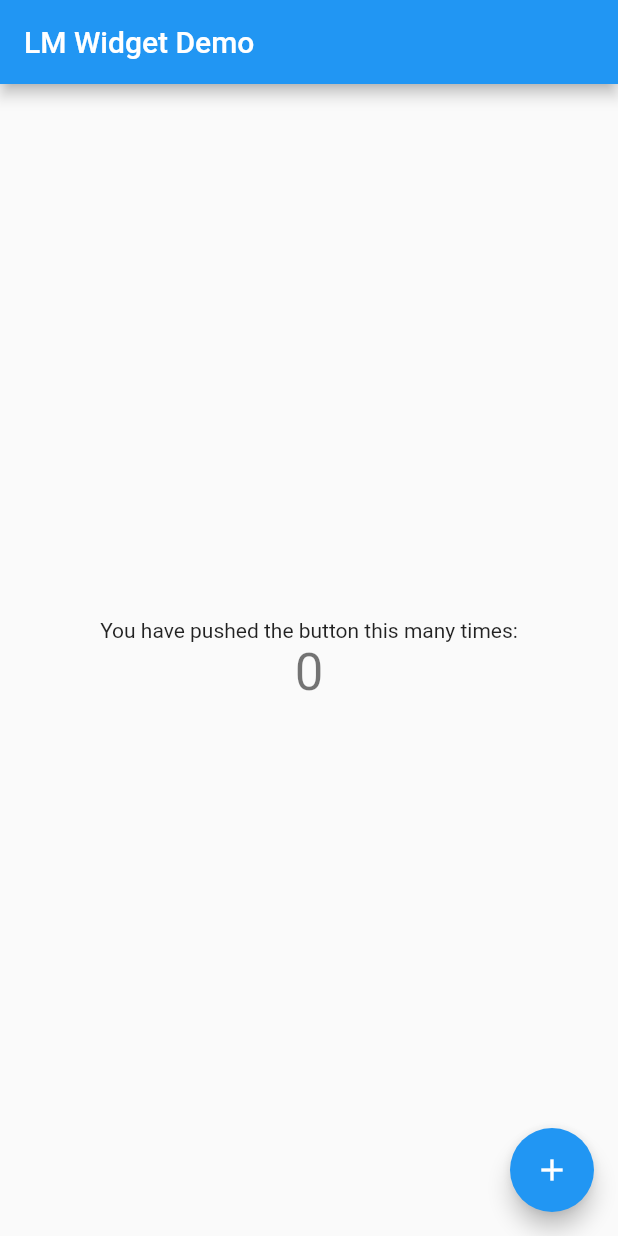
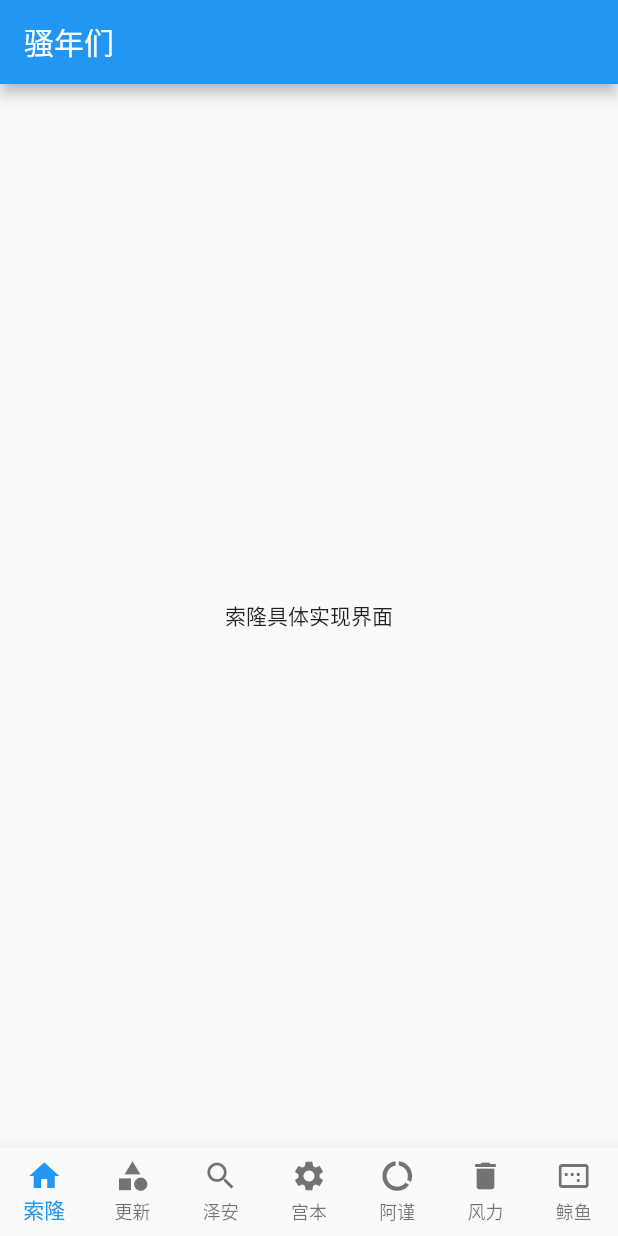
Before and after one commit to xuxiarong/flutter_study, a Flutter app: the screen it shows after launch, on a phone screen of 412 x 824 dp. Run offline on Flutter 3.47's test engine with Material 2 defaults, Android fonts, the phone set to English and light mode, and no system bars.

Commit message:
简单tab框架编写

```diff
--- a/WidgetDemo/flutter_widget_demo/lib/main.dart
+++ b/WidgetDemo/flutter_widget_demo/lib/main.dart
@@ -1,117 +1,20 @@
 import 'package:flutter/material.dart';
+import 'package:flutter_widget_demo/tabs.dart';
 
 void main() {
   runApp(MyApp());
 }
 
 class MyApp extends StatelessWidget {
-  // This widget is the root of your application.
   @override
   Widget build(BuildContext context) {
     return MaterialApp(
       title: 'Flutter Demo',
       theme: ThemeData(
-        // This is the theme of your application.
-        //
-        // Try running your application with "flutter run". You'll see the
-        // application has a blue toolbar. Then, without quitting the app, try
-        // changing the primarySwatch below to Colors.green and then invoke
-        // "hot reload" (press "r" in the console where you ran "flutter run",
-        // or simply save your changes to "hot reload" in a Flutter IDE).
-        // Notice that the counter didn't reset back to zero; the application
-        // is not restarted.
         primarySwatch: Colors.blue,
-        // This makes the visual density adapt to the platform that you run
-        // the app on. For desktop platforms, the controls will be smaller and
-        // closer together (more dense) than on mobile platforms.
         visualDensity: VisualDensity.adaptivePlatformDensity,
       ),
-      home: MyHomePage(title: 'LM Widget Demo'),
+      home: Tabs(),
     );
   }
 }
-
-class MyHomePage extends StatefulWidget {
-  MyHomePage({Key key, this.title}) : super(key: key);
-
-  // This widget is the home page of your application. It is stateful, meaning
-  // that it has a State object (defined below) that contains fields that affect
-  // how it looks.
-
-  // This class is the configuration for the state. It holds the values (in this
-  // case the title) provided by the parent (in this case the App widget) and
-  // used by the build method of the State. Fields in a Widget subclass are
-  // always marked "final".
-
-  final String title;
-
-  @override
-  _MyHomePageState createState() => _MyHomePageState();
-}
-
-class _MyHomePageState extends State<MyHomePage> {
-  int _counter = 0;
-
-  void _incrementCounter() {
-    setState(() {
-      // This call to setState tells the Flutter framework that something has
-      // changed in this State, which causes it to rerun the build method below
-      // so that the display can reflect the updated values. If we changed
-      // _counter without calling setState(), then the build method would not be
-      // called again, and so nothing would appear to happen.
-      _counter++;
-    });
-  }
-
-  @override
-  Widget build(BuildContext context) {
-    // This method is rerun every time setState is called, for instance as done
-    // by the _incrementCounter method above.
-    //
-    // The Flutter framework has been optimized to make rerunning build methods
-    // fast, so that you can just rebuild anything that needs updating rather
-    // than having to individually change instances of widgets.
-    return Scaffold(
-      appBar: AppBar(
-        // Here we take the value from the MyHomePage object that was created by
-        // the App.build method, and use it to set our appbar title.
-        title: Text(widget.title),
-      ),
-      body: Center(
-        // Center is a layout widget. It takes a single child and positions it
-        // in the middle of the parent.
-        child: Column(
-          // Column is also a layout widget. It takes a list of children and
-          // arranges them vertically. By default, it sizes itself to fit its
-          // children horizontally, and tries to be as tall as its parent.
-          //
-          // Invoke "debug painting" (press "p" in the console, choose the
-          // "Toggle Debug Paint" action from the Flutter Inspector in Android
-          // Studio, or the "Toggle Debug Paint" command in Visual Studio Code)
-          // to see the wireframe for each widget.
-          //
-          // Column has various properties to control how it sizes itself and
-          // how it positions its children. Here we use mainAxisAlignment to
-          // center the children vertically; the main axis here is the vertical
-          // axis because Columns are vertical (the cross axis would be
-          // horizontal).
-          mainAxisAlignment: MainAxisAlignment.center,
-          children: <Widget>[
-            Text(
-              'You have pushed the button this many times:',
-            ),
-            Text(
-              '$_counter',
-              style: Theme.of(context).textTheme.headline4,
-            ),
-          ],
-        ),
-      ),
-      floatingActionButton: FloatingActionButton(
-        onPressed: _incrementCounter,
-        tooltip: 'Increment',
-        child: Icon(Icons.add),
-      ), // This trailing comma makes auto-formatting nicer for build methods.
-    );
-  }
-}
--- /dev/null
+++ b/WidgetDemo/flutter_widget_demo/lib/pages/AjinPage.dart
@@ -0,0 +1,8 @@
+import 'package:flutter/cupertino.dart';
+
+class AjinPage extends StatelessWidget {
+  @override
+  Widget build(BuildContext context) {
+    return Center(child: Text("阿瑾具体实现界面"));
+  }
+}
--- /dev/null
+++ b/WidgetDemo/flutter_widget_demo/lib/pages/FengliPage.dart
@@ -0,0 +1,8 @@
+import 'package:flutter/cupertino.dart';
+
+class FengliPage extends StatelessWidget {
+  @override
+  Widget build(BuildContext context) {
+    return Center(child: Text("风力具体实现界面"));
+  }
+}
--- /dev/null
+++ b/WidgetDemo/flutter_widget_demo/lib/pages/GengxinPage.dart
@@ -0,0 +1,8 @@
+import 'package:flutter/cupertino.dart';
+
+class GengxinPage extends StatelessWidget {
+  @override
+  Widget build(BuildContext context) {
+    return Center(child: Text("更新具体实现界面"));
+  }
+}
--- /dev/null
+++ b/WidgetDemo/flutter_widget_demo/lib/pages/GongbenPage.dart
@@ -0,0 +1,8 @@
+import 'package:flutter/cupertino.dart';
+
+class GongbenPage extends StatelessWidget {
+  @override
+  Widget build(BuildContext context) {
+    return Center(child: Text("宫本具体实现界面"));
+  }
+}
--- /dev/null
+++ b/WidgetDemo/flutter_widget_demo/lib/pages/JingyuPage.dart
@@ -0,0 +1,8 @@
+import 'package:flutter/cupertino.dart';
+
+class JingyuPage extends StatelessWidget {
+  @override
+  Widget build(BuildContext context) {
+    return Center(child: Text("鲸鱼具体实现界面"));
+  }
+}
--- /dev/null
+++ b/WidgetDemo/flutter_widget_demo/lib/pages/SuolongPage.dart
@@ -0,0 +1,8 @@
+import 'package:flutter/cupertino.dart';
+
+class SuolongPage extends StatelessWidget {
+  @override
+  Widget build(BuildContext context) {
+    return Center(child: Text("索隆具体实现界面"));
+  }
+}
--- /dev/null
+++ b/WidgetDemo/flutter_widget_demo/lib/pages/ZeanPage.dart
@@ -0,0 +1,8 @@
+import 'package:flutter/cupertino.dart';
+
+class ZeanPage extends StatelessWidget {
+  @override
+  Widget build(BuildContext context) {
+    return Center(child: Text("泽安具体实现界面"));
+  }
+}
--- /dev/null
+++ b/WidgetDemo/flutter_widget_demo/lib/tabs.dart
@@ -0,0 +1,80 @@
+import 'package:flutter/material.dart';
+import 'package:flutter_widget_demo/pages/AjinPage.dart';
+import 'package:flutter_widget_demo/pages/FengliPage.dart';
+import 'package:flutter_widget_demo/pages/GengxinPage.dart';
+import 'package:flutter_widget_demo/pages/GongbenPage.dart';
+import 'package:flutter_widget_demo/pages/JingyuPage.dart';
+import 'package:flutter_widget_demo/pages/SuolongPage.dart';
+import 'package:flutter_widget_demo/pages/ZeanPage.dart';
+
+class Tabs extends StatefulWidget {
+  @override
+  _TabsState createState() => _TabsState();
+}
+
+class _TabsState extends State<Tabs> {
+  var _pageList = [
+    SuolongPage(),
+    GengxinPage(),
+    ZeanPage(),
+    GongbenPage(),
+    AjinPage(),
+    FengliPage(),
+    JingyuPage()
+  ];
+  var _currentIndex = 0;
+
+  @override
+  Widget build(BuildContext context) {
+    return Scaffold(
+      appBar: AppBar(title: Text("骚年们")),
+      body: _pageList[_currentIndex],
+      bottomNavigationBar: BottomNavigationBar(
+        type: BottomNavigationBarType.fixed,
+        currentIndex: this._currentIndex,
+        onTap: (index) {
+          setState(() {
+            this._currentIndex = index;
+          });
+        },
+        items: [
+          BottomNavigationBarItem(
+              icon: Icon(
+                  Icons.home
+              ),
+              title: Text("索隆")),
+          BottomNavigationBarItem(
+              icon: Icon(
+                Icons.category,
+              ),
+              title: Text("更新")),
+          BottomNavigationBarItem(
+              icon: Icon(
+                Icons.search,
+              ),
+              title: Text("泽安")),
+          BottomNavigationBarItem(
+              icon: Icon(
+                Icons.settings,
+              ),
+              title: Text("宫本")),
+          BottomNavigationBarItem(
+              icon: Icon(
+                Icons.data_usage,
+              ),
+              title: Text("阿谨")),
+          BottomNavigationBarItem(
+              icon: Icon(
+                Icons.delete,
+              ),
+              title: Text("风力")),
+          BottomNavigationBarItem(
+              icon: Icon(
+                Icons.image_aspect_ratio,
+              ),
+              title: Text("鲸鱼"))
+        ],
+      ),
+    );
+  }
+}
```
Also changed, not shown: WidgetDemo/flutter_widget_demo/pubspec.lock.
